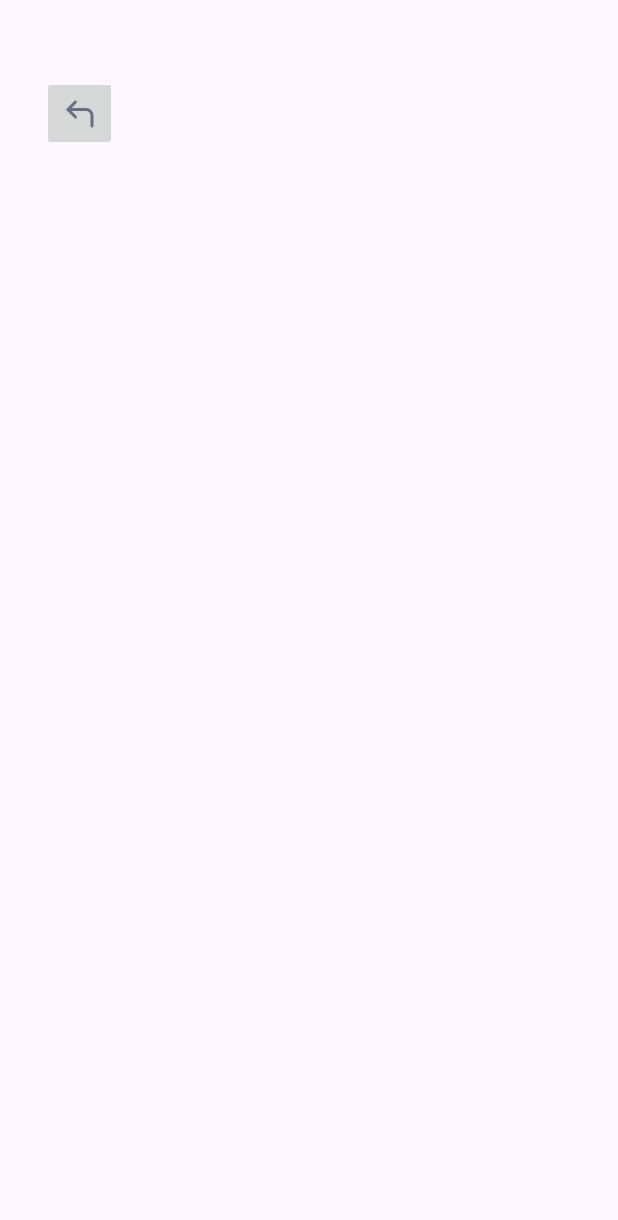
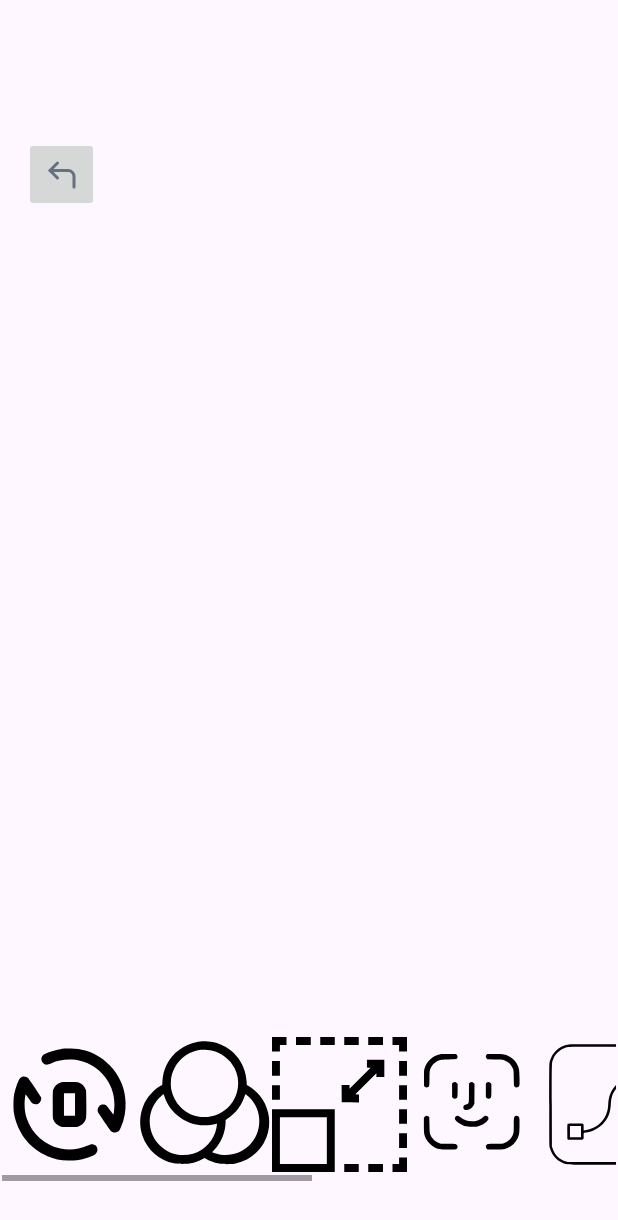
Before and after one commit to mikhaylov1gor/MobileDevHits, an Android app: the ChooseToolActivity screen opened directly, with no data from a screen before it, on a phone screen of 412 x 824 dp. Shown: the top 1220 px of the screen. Run offline under Robolectric (Android 15) with nearby library versions, the phone set to English and light mode, and no system bars.

Commit message:
fixed style

```diff
--- a/app/src/main/java/com/hitsmobiledev/mobiledevhits/MainActivity.kt
+++ b/app/src/main/java/com/hitsmobiledev/mobiledevhits/MainActivity.kt
@@ -8,6 +8,7 @@ import android.content.pm.PackageManager
 import android.net.Uri
 import android.os.Bundle
 import android.provider.MediaStore
+import android.view.Gravity
 import android.view.View
 import android.widget.ImageButton
 import android.widget.ImageView
@@ -85,14 +86,21 @@ class MainActivity : AppCompatActivity() {
         linearLayout.removeAllViews()
 
         for (imageUri in imageList) {
-            val imageView = ImageButton(this)
+            val imageButton = ImageButton(this)
 
-            imageView.setOnClickListener{
+            val buttonSize = 1000
+            val layoutParams = LinearLayout.LayoutParams(buttonSize, buttonSize)
+            layoutParams.setMargins(16, 16, 16, 16)
+            layoutParams.gravity = Gravity.CENTER
+            imageButton.layoutParams = layoutParams
+            imageButton.scaleType = ImageView.ScaleType.CENTER_CROP
+
+            imageButton.setOnClickListener{
                 openToolSelector(imageUri)
             }
 
-            imageView.setImageURI(imageUri)
-            linearLayout.addView(imageView)
+            imageButton.setImageURI(imageUri)
+            linearLayout.addView(imageButton)
         }
     }
 }
--- a/app/src/main/res/layout/activity_main.xml
+++ b/app/src/main/res/layout/activity_main.xml
@@ -67,4 +67,5 @@
             android:orientation="vertical" />
     </ScrollView>
 
+
 </androidx.constraintlayout.widget.ConstraintLayout>
--- a/app/src/main/res/layout/activity_tools.xml
+++ b/app/src/main/res/layout/activity_tools.xml
@@ -8,15 +8,16 @@
 
     <ImageView
         android:id="@+id/currentPhoto"
-        android:layout_width="415dp"
-        android:layout_height="800dp"
+        android:layout_width="300dp"
+        android:layout_height="500dp"
         android:contentDescription="@string/photo"
+        android:scaleType="fitCenter"
         app:layout_constraintBottom_toBottomOf="parent"
         app:layout_constraintEnd_toEndOf="parent"
-        app:layout_constraintHorizontal_bias="0.0"
+        app:layout_constraintHorizontal_bias="0.495"
         app:layout_constraintStart_toStartOf="parent"
         app:layout_constraintTop_toTopOf="parent"
-        app:layout_constraintVertical_bias="0.28"
+        app:layout_constraintVertical_bias="0.389"
         tools:srcCompat="@tools:sample/avatars" />
 
     <HorizontalScrollView
@@ -36,66 +37,98 @@
             android:orientation="horizontal">
 
             <ImageButton
+                android:id="@+id/rotate"
+                style="@android:style/Widget.ImageButton"
                 android:layout_width="90dp"
                 android:layout_height="90dp"
+                android:background="#00FF0000"
                 android:contentDescription="@string/rotate"
                 android:scaleType="fitCenter"
+                android:src="@drawable/ic_rotate"
+                tools:src="@drawable/ic_rotate"
                 tools:srcCompat="@drawable/ic_rotate" />
 
             <ImageButton
+                android:id="@+id/color"
                 android:layout_width="90dp"
                 android:layout_height="90dp"
+                android:background="#00FF0000"
                 android:contentDescription="@string/color"
                 android:scaleType="fitCenter"
+                android:src="@drawable/ic_color_correction"
+                tools:src="@drawable/ic_color_correction"
                 tools:srcCompat="@drawable/ic_color_correction" />
 
             <ImageButton
+                android:id="@+id/scale"
                 android:layout_width="90dp"
                 android:layout_height="90dp"
+                android:background="#00FF0000"
                 android:contentDescription="@string/scale"
                 android:scaleType="fitCenter"
+                android:src="@drawable/ic_scale"
+                tools:src="@drawable/ic_scale"
                 tools:srcCompat="@drawable/ic_scale" />
 
             <ImageButton
+                android:id="@+id/face"
                 android:layout_width="90dp"
                 android:layout_height="90dp"
+                android:background="#00FF0000"
                 android:contentDescription="@string/face"
                 android:scaleType="fitCenter"
+                android:src="@drawable/ic_face"
+                tools:src="@drawable/ic_face"
                 tools:srcCompat="@drawable/ic_face" />
 
             <ImageButton
+                android:id="@+id/vector_edit"
                 android:layout_width="90dp"
                 android:layout_height="90dp"
+                android:background="#00FF0000"
                 android:contentDescription="@string/vector_edit"
                 android:scaleType="fitCenter"
+                android:src="@drawable/ic_vector_editor"
                 tools:srcCompat="@drawable/ic_vector_editor" />
 
             <ImageButton
+                android:id="@+id/retouch"
                 android:layout_width="90dp"
                 android:layout_height="90dp"
+                android:backgroundTint="#00FF0000"
                 android:contentDescription="@string/retouch"
                 android:scaleType="fitCenter"
+                android:src="@drawable/ic_retouch"
                 tools:srcCompat="@drawable/ic_retouch" />
 
             <ImageButton
+                android:id="@+id/blur"
                 android:layout_width="90dp"
                 android:layout_height="90dp"
+                android:backgroundTint="#00FF0000"
                 android:contentDescription="@string/blur"
                 android:scaleType="fitCenter"
+                android:src="@drawable/ic_blur"
                 tools:srcCompat="@drawable/ic_blur" />
 
             <ImageButton
+                android:id="@+id/affine"
                 android:layout_width="90dp"
                 android:layout_height="90dp"
+                android:backgroundTint="#00FF0000"
                 android:contentDescription="@string/affine"
                 android:scaleType="fitCenter"
+                android:src="@drawable/ic_affine"
                 tools:srcCompat="@drawable/ic_affine" />
 
             <ImageButton
+                android:id="@+id/dice"
                 android:layout_width="90dp"
                 android:layout_height="90dp"
+                android:backgroundTint="#00FF0000"
                 android:contentDescription="@string/dice"
                 android:scaleType="fitCenter"
+                android:src="@drawable/ic_dice"
                 tools:srcCompat="@drawable/ic_dice" />
 
         </LinearLayout>
@@ -105,12 +138,13 @@
         android:id="@+id/button_return_2"
         android:layout_width="50dp"
         android:layout_height="50dp"
+        android:layout_marginTop="32dp"
         app:layout_constraintBottom_toBottomOf="@+id/currentPhoto"
         app:layout_constraintEnd_toEndOf="@+id/currentPhoto"
-        app:layout_constraintHorizontal_bias="0.076"
+        app:layout_constraintHorizontal_bias="0.052"
         app:layout_constraintStart_toStartOf="parent"
-        app:layout_constraintTop_toTopOf="@+id/currentPhoto"
-        app:layout_constraintVertical_bias="0.059"
+        app:layout_constraintTop_toTopOf="parent"
+        app:layout_constraintVertical_bias="0.109"
         app:srcCompat="@drawable/corner_up_left" />
 
 </androidx.constraintlayout.widget.ConstraintLayout>
```
